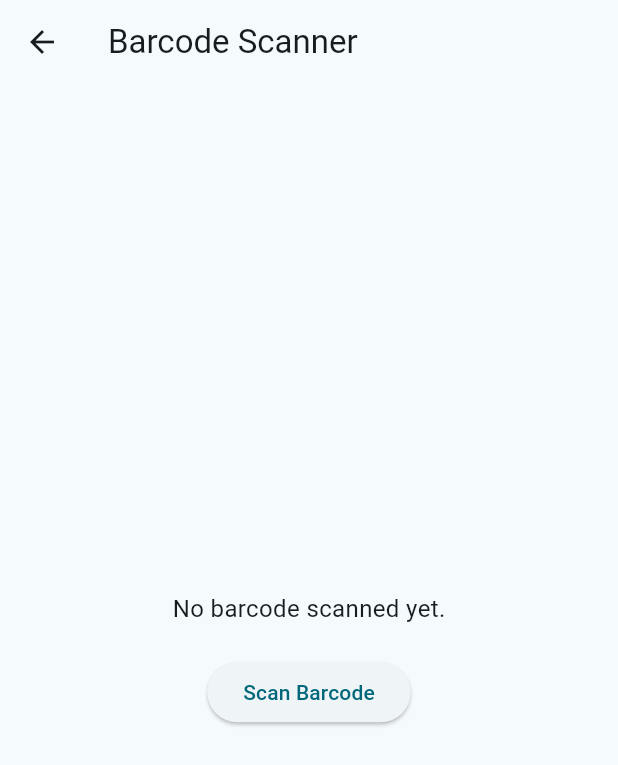
After one commit to amralgendi/flutter-project, a Flutter app: the BarcodeScannerScreen screen opened directly, on a phone screen of 412 x 824 dp. The commit adds this screen. Shown: the top 765 px of the screen. Run offline on Flutter 3.47's test engine with Material 3 defaults, Android fonts, the phone set to English and light mode, and no system bars; our stand-ins replace cloud_firestore, dio, firebase_auth, firebase_core, flutter_svg, image_picker and 1 more; missing offline and left inert: barcode_scan2; accounts and stored records are empty.

Commit message:
create barcode details model and implement gift adding using barcode

```diff
--- /dev/null
+++ b/lib/home/barcode_scanner_screen/barcode_scanner_screen.dart
@@ -0,0 +1,75 @@
+import 'dart:convert';
+
+import 'package:flutter/material.dart';
+import 'package:barcode_scan2/barcode_scan2.dart';
+import 'package:dio/dio.dart';
+import 'package:hedieaty/home/data/barcode_details.dart';
+
+class BarcodeScannerScreen extends StatefulWidget {
+  @override
+  _BarcodeScannerScreenState createState() => _BarcodeScannerScreenState();
+}
+
+class _BarcodeScannerScreenState extends State<BarcodeScannerScreen> {
+  String scannedResult = "No barcode scanned yet.";
+
+  final Dio _dio = Dio();
+
+  Future<void> _scanBarcode() async {
+    try {
+      var result = await BarcodeScanner.scan();
+      print(result.rawContent);
+
+      final response = await _dio.get(
+          "https://api.barcodelookup.com/v3/products?barcode=${result.rawContent}&formatted=y&key=nnbpuqi1qv0criduxsh7rm26zk1raw");
+
+      if (response.statusCode == 200) {
+        // Successfully fetched data
+        setState(() {
+          Map<String, dynamic> map = jsonDecode(response.data);
+
+          BarcodeDetails details = BarcodeDetails.fromJson(map);
+
+          scannedResult = details.barcodeNumber +
+              '\n' +
+              details.name +
+              '\n' +
+              details.price.toString(); // Display fetched data
+        });
+      } else {
+        setState(() {
+          scannedResult = 'Error: ${response.statusCode}';
+        });
+      }
+    } catch (e) {
+      setState(() {
+        scannedResult = "Failed to scan barcode: $e";
+      });
+    }
+  }
+
+  @override
+  Widget build(BuildContext context) {
+    return Scaffold(
+      appBar: AppBar(
+        title: const Text('Barcode Scanner'),
+      ),
+      body: Center(
+        child: Column(
+          mainAxisAlignment: MainAxisAlignment.center,
+          children: [
+            Text(
+              scannedResult,
+              style: const TextStyle(fontSize: 16),
+            ),
+            const SizedBox(height: 20),
+            ElevatedButton(
+              onPressed: _scanBarcode,
+              child: const Text('Scan Barcode'),
+            ),
+          ],
+        ),
+      ),
+    );
+  }
+}
--- /dev/null
+++ b/lib/home/data/barcode_details.dart
@@ -0,0 +1,28 @@
+class BarcodeDetails {
+  final String barcodeNumber;
+  final String name;
+  final String description;
+  final double price;
+  final String category;
+  final String imageUrl;
+
+  BarcodeDetails({
+    required this.barcodeNumber,
+    required this.name,
+    required this.description,
+    required this.price,
+    required this.category,
+    required this.imageUrl,
+  });
+
+  // Create an Event object from a Firestore document
+  factory BarcodeDetails.fromJson(Map<String, dynamic> json) {
+    return BarcodeDetails(
+        barcodeNumber: json['barcodeNumber'] ?? '',
+        name: json['title'] ?? '',
+        description: json['description'] ?? '',
+        price: double.parse((json['stores'][0]?["price"] ?? "0")),
+        category: json['category'] ?? '',
+        imageUrl: json["images"][0] ?? '');
+  }
+}
```
Also changed, not shown: lib/home/create_wishlist_screen/create_wishlist_screen.dart (+52 -0 lines), lib/home/edit_wishlist_screen/edit_wishlist_screen.dart (+52 -0 lines), pubspec.yaml (+4 -4 lines), pubspec.lock, 1 other file.
